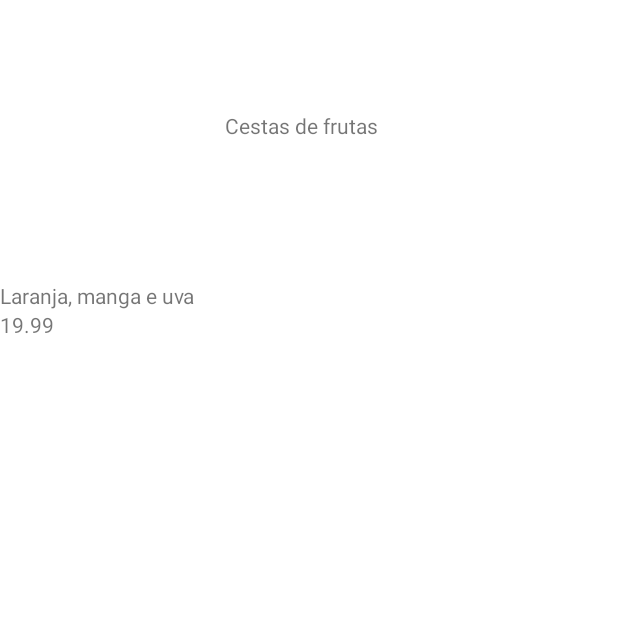
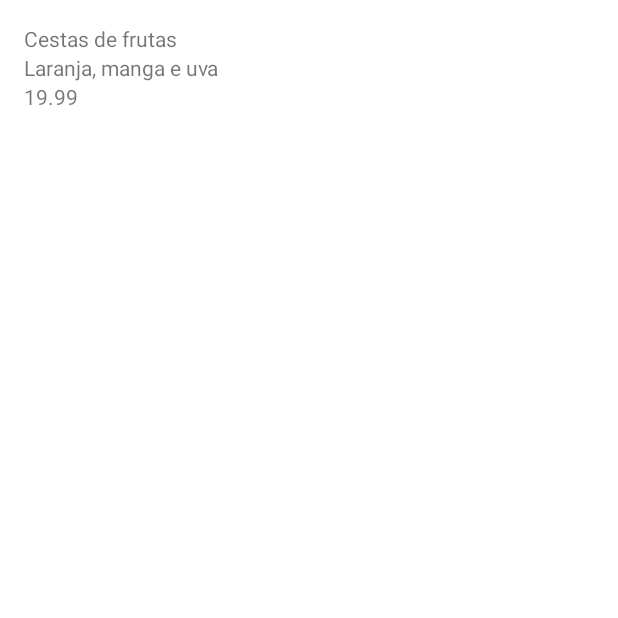
Before and after one commit to marciliodevjava/android-orgs, an Android app: the screen it shows after launch (MainActivity), on a phone screen of 412 x 824 dp, the top half of it. Run offline under Robolectric (Android 15) with nearby library versions, the phone set to English and light mode, and no system bars.

Commit message:
Ajuste de layout

```diff
--- a/app/src/main/res/layout/activity_main.xml
+++ b/app/src/main/res/layout/activity_main.xml
@@ -7,10 +7,9 @@
 
     <TextView
         android:id="@+id/none"
-        android:layout_width="wrap_content"
+        android:layout_width="match_parent"
         android:layout_height="wrap_content"
-        android:layout_marginTop="74dp"
-        android:layout_marginEnd="160dp"
+        android:layout_margin="16dp"
         android:text="Cestas de frutas"
         app:layout_constraintEnd_toEndOf="parent"
         app:layout_constraintTop_toTopOf="parent"
@@ -20,8 +19,8 @@
         android:id="@+id/descricao"
         android:layout_width="match_parent"
         android:layout_height="wrap_content"
-        android:layout_marginTop="94dp"
-        android:layout_marginEnd="160dp"
+        android:layout_marginStart="16dp"
+        android:layout_marginEnd="16dp"
         android:text="Laranja, manga e uva"
         app:layout_constraintEnd_toStartOf="parent"
         app:layout_constraintTop_toBottomOf="@id/none" />
@@ -30,6 +29,8 @@
         android:id="@+id/valor"
         android:layout_width="match_parent"
         android:layout_height="wrap_content"
+        android:layout_marginStart="16dp"
+        android:layout_marginEnd="16dp"
         android:text="19.99"
         app:layout_constraintEnd_toStartOf="parent"
         app:layout_constraintTop_toBottomOf="@id/descricao" />
```
